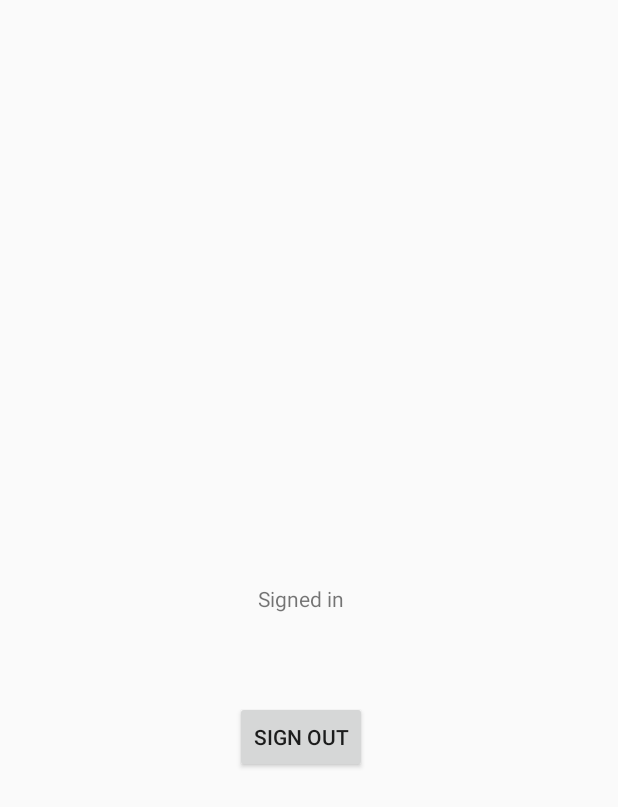
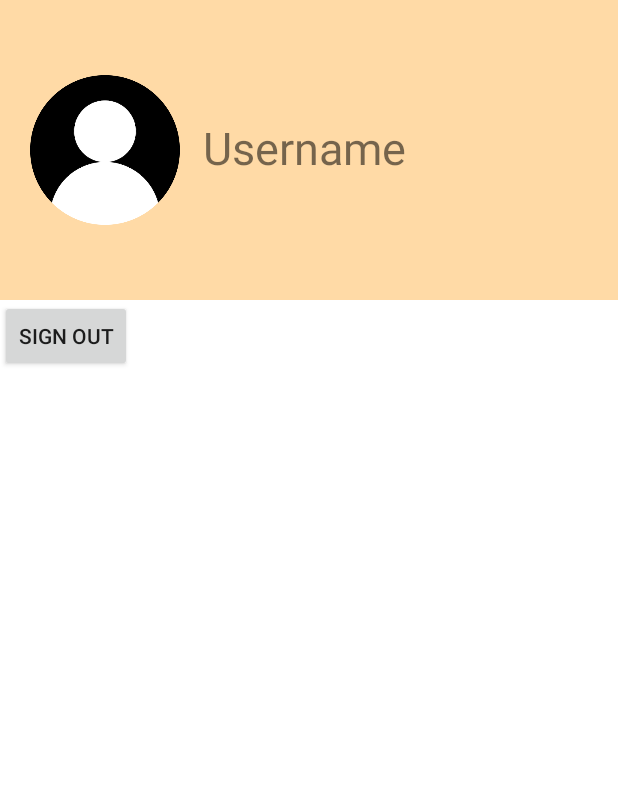
Before and after one commit to Tec9-RushB-Group/OurSpace, an Android app: the layout activity_logedin.xml on its own in the app's theme, with its tools: preview values and no code run, on a phone screen of 412 x 824 dp. Shown: the top 807 px of the screen. Run offline under Robolectric (Android 15) with nearby library versions, the phone set to English and light mode, and no system bars; Roboto replaces fonts that are not available here.

Commit message:
get image from url and user profile function

```diff
--- a/app/src/main/AndroidManifest.xml
+++ b/app/src/main/AndroidManifest.xml
@@ -1,7 +1,7 @@
 <?xml version="1.0" encoding="utf-8"?>
 <manifest xmlns:android="http://schemas.android.com/apk/res/android"
     package="com.tec9rushbgroup.ourspace">
-
+    <uses-permission android:name="android.permission.INTERNET"/>
     <application
         android:allowBackup="true"
         android:icon="@mipmap/ic_launcher"
@@ -9,6 +9,7 @@
         android:roundIcon="@mipmap/ic_launcher_round"
         android:supportsRtl="true"
         android:theme="@style/AppTheme">
+
         <activity android:name=".ForgetPassword"></activity>
         <activity
             android:name=".SignUp"
--- a/app/src/main/res/layout/activity_logedin.xml
+++ b/app/src/main/res/layout/activity_logedin.xml
@@ -1,36 +1,44 @@
 <?xml version="1.0" encoding="utf-8"?>
-<androidx.constraintlayout.widget.ConstraintLayout
+<LinearLayout
     xmlns:android="http://schemas.android.com/apk/res/android"
     xmlns:app="http://schemas.android.com/apk/res-auto"
     xmlns:tools="http://schemas.android.com/tools"
     android:layout_width="match_parent"
-    android:layout_height="match_parent">
+    android:layout_height="match_parent"
+    android:orientation="vertical"
+    android:background="#fff"
+>
 
-    <TextView
-        android:id="@+id/logedin"
-        android:layout_width="wrap_content"
-        android:layout_height="wrap_content"
-        android:layout_marginStart="171dp"
-        android:layout_marginTop="343dp"
-        android:layout_marginEnd="182dp"
-        android:layout_marginBottom="369dp"
-        android:text="@string/signed_in"
-        app:layout_constraintBottom_toBottomOf="parent"
-        app:layout_constraintEnd_toEndOf="parent"
-        app:layout_constraintStart_toStartOf="parent"
-        app:layout_constraintTop_toTopOf="parent" />
 
+    <RelativeLayout
+        android:layout_width="match_parent"
+        android:layout_height="200dp"
+        android:padding="20dp"
+        android:background="#FFDAA6">
+        <com.tec9rushbgroup.ourspace.ImageViewHelper
+            android:id="@+id/profile_image"
+            android:layout_width="100dp"
+            android:layout_height="100dp"
+            app:srcCompat="@drawable/userphoto"
+            android:layout_centerVertical="true"/>
+        <TextView
+            android:id="@+id/display_name"
+            android:layout_width="wrap_content"
+            android:layout_height="wrap_content"
+            android:text="Username"
+            android:textSize="30sp"
+            android:layout_toRightOf="@id/profile_image"
+            android:layout_centerVertical="true"
+            android:includeFontPadding="false"
+            android:layout_marginLeft="15dp"/>
+
+
+    </RelativeLayout>
     <Button
         android:id="@+id/signout"
         android:layout_width="wrap_content"
         android:layout_height="wrap_content"
-        android:layout_marginStart="156dp"
-        android:layout_marginTop="35dp"
-        android:layout_marginEnd="167dp"
-        android:layout_marginBottom="286dp"
-        android:text="@string/sign_out"
-        app:layout_constraintBottom_toBottomOf="parent"
-        app:layout_constraintEnd_toEndOf="parent"
-        app:layout_constraintStart_toStartOf="parent"
-        app:layout_constraintTop_toBottomOf="@+id/logedin" />
-</androidx.constraintlayout.widget.ConstraintLayout>
+        android:text="@string/sign_out" />
+
+
+</LinearLayout>
```
Also changed, not shown: app/src/main/java/com/tec9rushbgroup/ourspace/ImageViewHelper.java (added, +95 -0 lines), app/src/main/java/com/tec9rushbgroup/ourspace/Login.java (+47 -1 lines), app/src/main/assets/username.otf (added), app/src/main/assets/userphoto.png (added), app/src/main/res/drawable/userphoto.png (added).
